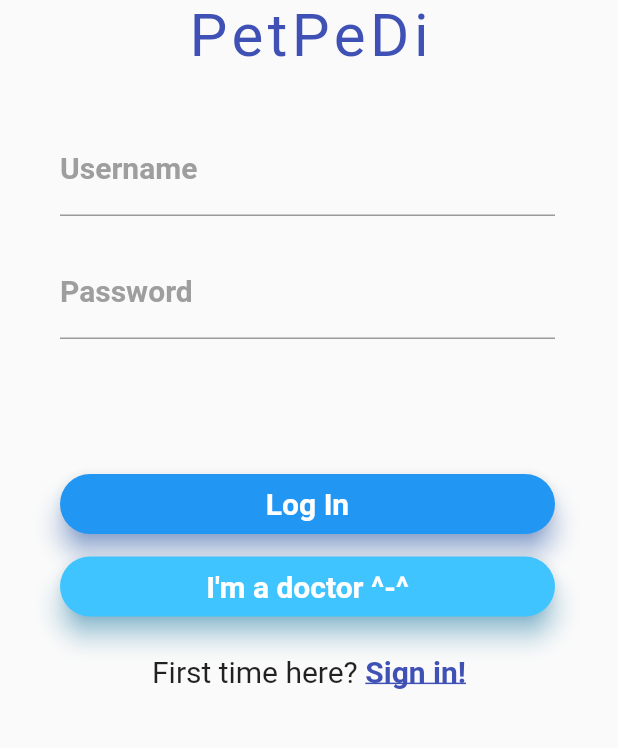
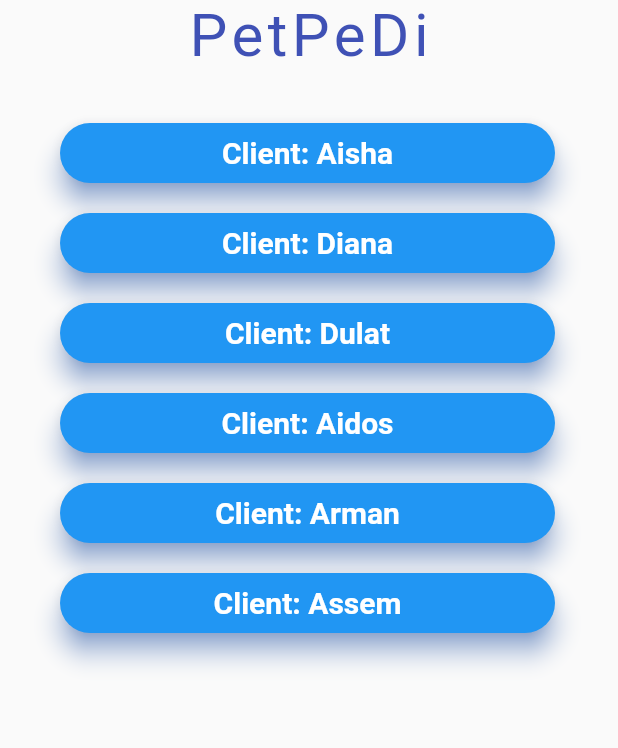
Before and after one commit to dilnaztemirbekova/cadastral_map_of_uk, a Flutter app: the LogInPage screen opened directly, after a tap on "I'm a doctor ^-^", on a phone screen of 412 x 824 dp, the part 240-988 px from its top. Run offline on Flutter 3.47's test engine with Material 2 defaults, Android fonts, the phone set to English and light mode, and no system bars; our stand-ins replace avatar_glow, google_fonts; Roboto replaces fonts that are missing (Montserrat).

Commit message:
Add files via upload

```diff
--- /dev/null
+++ b/mobile programming/lib/doctor_page.dart
@@ -0,0 +1,234 @@
+import 'package:flutter/material.dart';
+import 'package:google_fonts/google_fonts.dart';
+
+
+class DoctorPage extends StatefulWidget {
+  @override
+  _HomePageState createState() => _HomePageState();
+}
+class _HomePageState extends State<DoctorPage> {
+  @override
+  Widget build(BuildContext context) {
+    return new Scaffold(
+        resizeToAvoidBottomPadding: false,
+
+        body: Column(
+          crossAxisAlignment: CrossAxisAlignment.start,
+          children: <Widget>[
+            Container(
+              child: Center(child:Stack(
+                children: <Widget>[
+
+
+                  CircleAvatar(
+                    backgroundColor: Colors.white,
+                    child: Container(
+                      padding: EdgeInsets.only(top:40,left:30),
+
+                      child: Image.asset(
+                        'images/logo.png',
+                        //color: Colors.indigo,
+                        fit: BoxFit.scaleDown,
+                      ),
+                    ),
+                    radius: 80.0,
+                  ),
+                  Container(
+                    padding: EdgeInsets.only(top:160),
+                    child: Text('PetPeDi',
+                        style:GoogleFonts.meriendaOne(
+                            textStyle: TextStyle
+                              (color: Colors.indigo,
+                                letterSpacing: 3,
+                                fontSize: 40))
+                    ),
+                  )
+                ],
+              ) ),
+            ),
+            Container(width:370.0 ,
+                padding: EdgeInsets.only(top: 35.0, left: 40.0),
+                child:Center(
+                    child: Column(
+                      children: <Widget>[
+                        Container(
+                          height: 40.0,
+                          width:400.0,
+                          child: Material(
+                            borderRadius: BorderRadius.circular(20.0),
+                            shadowColor: Colors.blueAccent,
+                            color: Colors.blue,
+                            elevation: 7.0,
+                            child: GestureDetector(
+                              onTap: () {
+                                /*Navigator.push(
+                                context,
+                                MaterialPageRoute(builder: (context) => ()),
+                              );*/
+                              },
+                              child: Center(
+                                child: Text(
+                                  'Client: Aisha',
+                                  style: TextStyle(
+                                      color: Colors.white,
+                                      fontWeight: FontWeight.bold,
+                                      fontSize: 20,
+                                      fontFamily: 'Montserrat'),
+                                ),
+                              ),
+                            ),
+                          ),
+                        ),
+                        SizedBox(height: 20.0),
+                        Container(
+                          height: 40.0,
+                          width:400.0,
+                          child: Material(
+                            borderRadius: BorderRadius.circular(20.0),
+                            shadowColor: Colors.blueAccent,
+                            color: Colors.blue,
+                            elevation: 7.0,
+                            child: GestureDetector(
+                              onTap: () {
+                                /*Navigator.push(
+                                context,
+                                MaterialPageRoute(builder: (context) => ()),
+                              );*/
+                              },
+                              child: Center(
+                                child: Text(
+                                  'Client: Diana',
+                                  style: TextStyle(
+                                      color: Colors.white,
+                                      fontWeight: FontWeight.bold,
+                                      fontSize: 20,
+                                      fontFamily: 'Montserrat'),
+                                ),
+                              ),
+                            ),
+                          ),
+                        ),
+                        SizedBox(height: 20.0),
+                        Container(
+                          height: 40.0,
+                          width:400.0,
+                          child: Material(
+                            borderRadius: BorderRadius.circular(20.0),
+                            shadowColor: Colors.blueAccent,
+                            color: Colors.blue,
+                            elevation: 7.0,
+                            child: GestureDetector(
+                              onTap: () {
+                                /*Navigator.push(
+                                context,
+                                MaterialPageRoute(builder: (context) => ()),
+                              );*/
+                              },
+                              child: Center(
+                                child: Text(
+                                  'Client: Dulat',
+                                  style: TextStyle(
+                                      color: Colors.white,
+                                      fontWeight: FontWeight.bold,
+                                      fontSize: 20,
+                                      fontFamily: 'Montserrat'),
+                                ),
+                              ),
+                            ),
+                          ),
+                        ),
+                        SizedBox(height: 20.0),
+                        Container(
+                          height: 40.0,
+                          width:400.0,
+                          child: Material(
+                            borderRadius: BorderRadius.circular(20.0),
+                            shadowColor: Colors.blueAccent,
+                            color: Colors.blue,
+                            elevation: 7.0,
+                            child: GestureDetector(
+                              onTap: () {
+                                /*Navigator.push(
+                                context,
+                                MaterialPageRoute(builder: (context) => ()),
+                              );*/
+                              },
+                              child: Center(
+                                child: Text(
+                                  'Client: Aidos',
+                                  style: TextStyle(
+                                      color: Colors.white,
+                                      fontWeight: FontWeight.bold,
+                                      fontSize: 20,
+                                      fontFamily: 'Montserrat'),
+                                ),
+                              ),
+                            ),
+                          ),
+                        ),SizedBox(height: 20.0),
+                        Container(
+                          height: 40.0,
+                          width:400.0,
+                          child: Material(
+                            borderRadius: BorderRadius.circular(20.0),
+                            shadowColor: Colors.blueAccent,
+                            color: Colors.blue,
+                            elevation: 7.0,
+                            child: GestureDetector(
+                              onTap: () {
+                                /*Navigator.push(
+                                context,
+                                MaterialPageRoute(builder: (context) => ()),
+                              );*/
+                              },
+                              child: Center(
+                                child: Text(
+                                  'Client: Arman',
+                                  style: TextStyle(
+                                      color: Colors.white,
+                                      fontWeight: FontWeight.bold,
+                                      fontSize: 20,
+                                      fontFamily: 'Montserrat'),
+                                ),
+                              ),
+                            ),
+                          ),
+                        ),
+                        SizedBox(height: 20.0),
+                        Container(
+                          height: 40.0,
+                          width:400.0,
+                          child: Material(
+                            borderRadius: BorderRadius.circular(20.0),
+                            shadowColor: Colors.blueAccent,
+                            color: Colors.blue,
+                            elevation: 7.0,
+                            child: GestureDetector(
+                              onTap: () {
+                                /*Navigator.push(
+                                context,
+                                MaterialPageRoute(builder: (context) => ()),
+                              );*/
+                              },
+                              child: Center(
+                                child: Text(
+                                  'Client: Assem',
+                                  style: TextStyle(
+                                      color: Colors.white,
+                                      fontWeight: FontWeight.bold,
+                                      fontSize: 20,
+                                      fontFamily: 'Montserrat'),
+                                ),
+                              ),
+                            ),
+                          ),
+                        ),
+                      ],)
+                )),
+
+
+
+          ],
+        ));
+  }
+}
--- a/mobile programming/lib/homepage.dart
+++ b/mobile programming/lib/homepage.dart
@@ -1,7 +1,8 @@
+import 'package:db_project/doctor_page.dart';
 import 'package:flutter/material.dart';
-import 'package:db_project/signin.dart';
-import 'package:db_project/main.dart';
+import 'package:db_project/client_page.dart';
 import 'package:google_fonts/google_fonts.dart';
+
 
 
 class LogInPage extends StatefulWidget {
@@ -89,7 +90,11 @@ class _HomePageState extends State<LogInPage> {
                         color: Colors.blue,
                         elevation: 7.0,
                         child: GestureDetector(
-                          onTap: () {},
+                          onTap: () { Navigator.push(
+                            context,
+                            MaterialPageRoute(builder: (context) => ClientPage()),
+                          );
+                          },
                           child: Center(
                             child: Text(
                               'Log In',
@@ -113,7 +118,10 @@ class _HomePageState extends State<LogInPage> {
                         color: Colors.lightBlueAccent,
                         elevation: 7.0,
                         child: GestureDetector(
-                          onTap: () {},
+                          onTap: () {Navigator.push(
+                            context,
+                            MaterialPageRoute(builder: (context) => DoctorPage()),
+                          );},
                           child: Center(
                             child: Text(
                               "I'm a doctor ^-^",
```
Also changed, not shown: mobile programming/lib/client_page.dart (added, +143 -0 lines).
